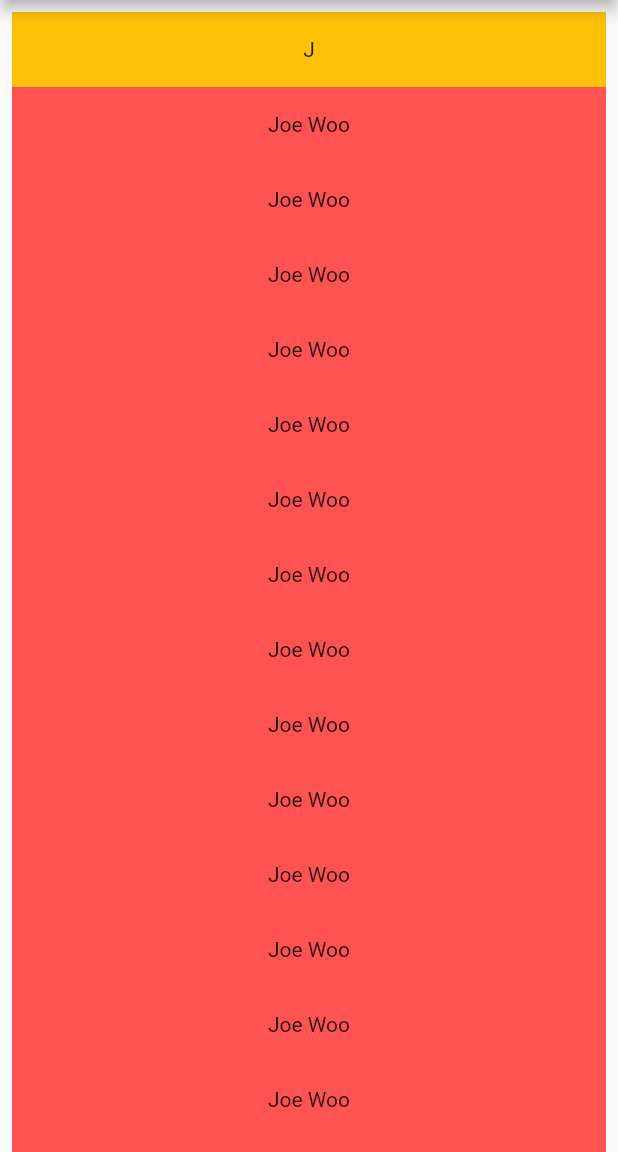
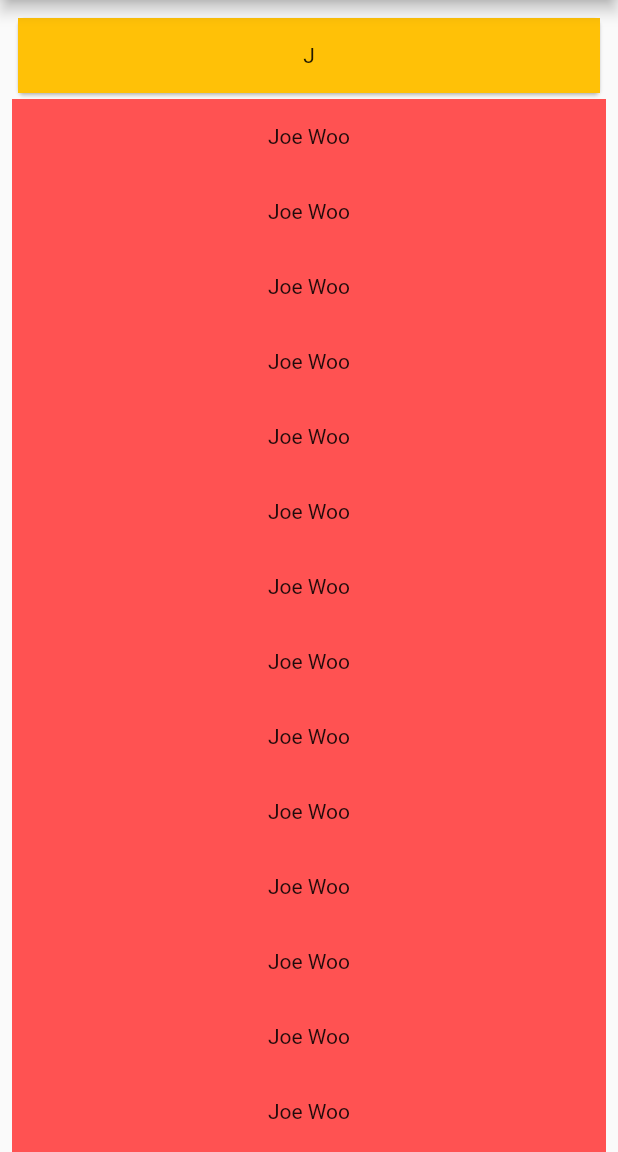
Before and after one commit to HeySitam/MovieFreaks, a Flutter app: the screen it shows after launch, after a tap on an icon or button, on a phone screen of 412 x 824 dp, the part 84-1236 px from its top. Run offline on Flutter 3.47's test engine with Material 2 defaults, Android fonts, the phone set to English and light mode, and no system bars.

Commit message:
Checking with card

```diff
--- a/lib/widgets/list_page_item.dart
+++ b/lib/widgets/list_page_item.dart
@@ -26,10 +26,12 @@ class _ListPageItemState extends State<ListPageItem> {
                   onTap: () {
                     selectionProvider.setSelectedHeader(widget.headerKey);
                   },
-                  child: Container(
-                    height: 50,
-                    color: Colors.amber,
-                    child: Center(child: Text(widget.headerKey)),
+                  child: Card(
+                    child: Container(
+                      height: 50,
+                      color: Colors.amber,
+                      child: Center(child: Text(widget.headerKey)),
+                    ),
                   )),
               AnimatedSize(
                 duration: Duration(milliseconds: 600),
@@ -37,8 +39,6 @@ class _ListPageItemState extends State<ListPageItem> {
                     builder: (context, provider, child) {
                   return Visibility(
                     visible: provider.getSelectedHeader == widget.headerKey,
-                    maintainState: true,
-                    maintainAnimation: true,
                     child: ListView.builder(
                       itemCount: widget.nameList.length ?? 0,
                       physics: NeverScrollableScrollPhysics(),
```
